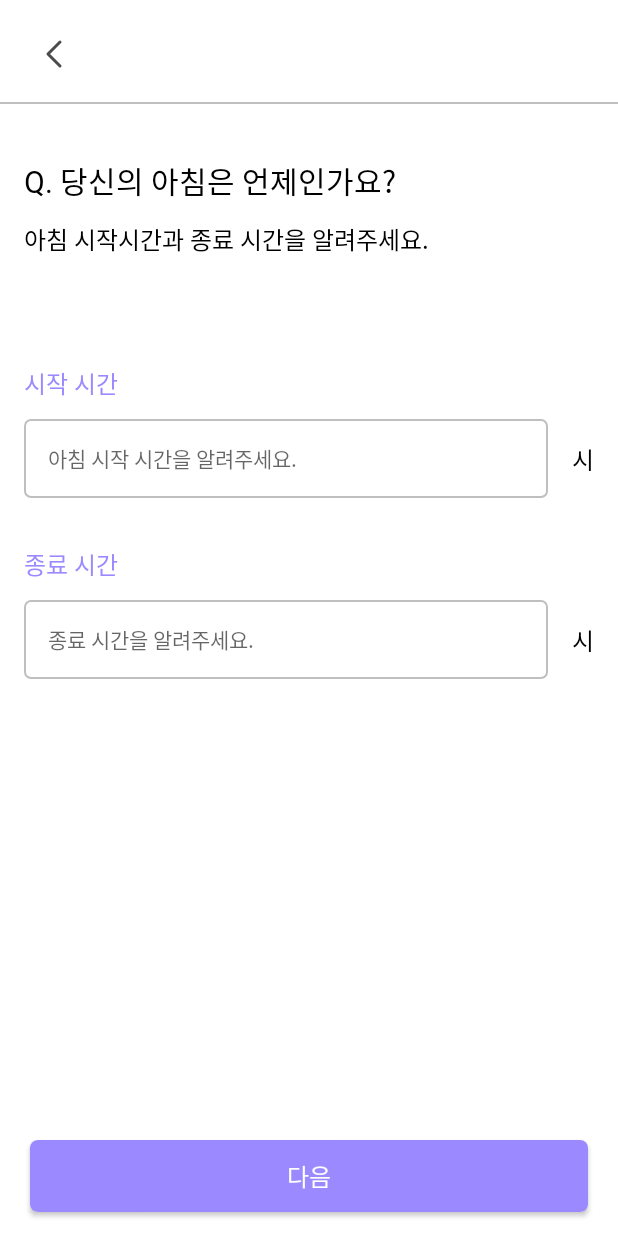
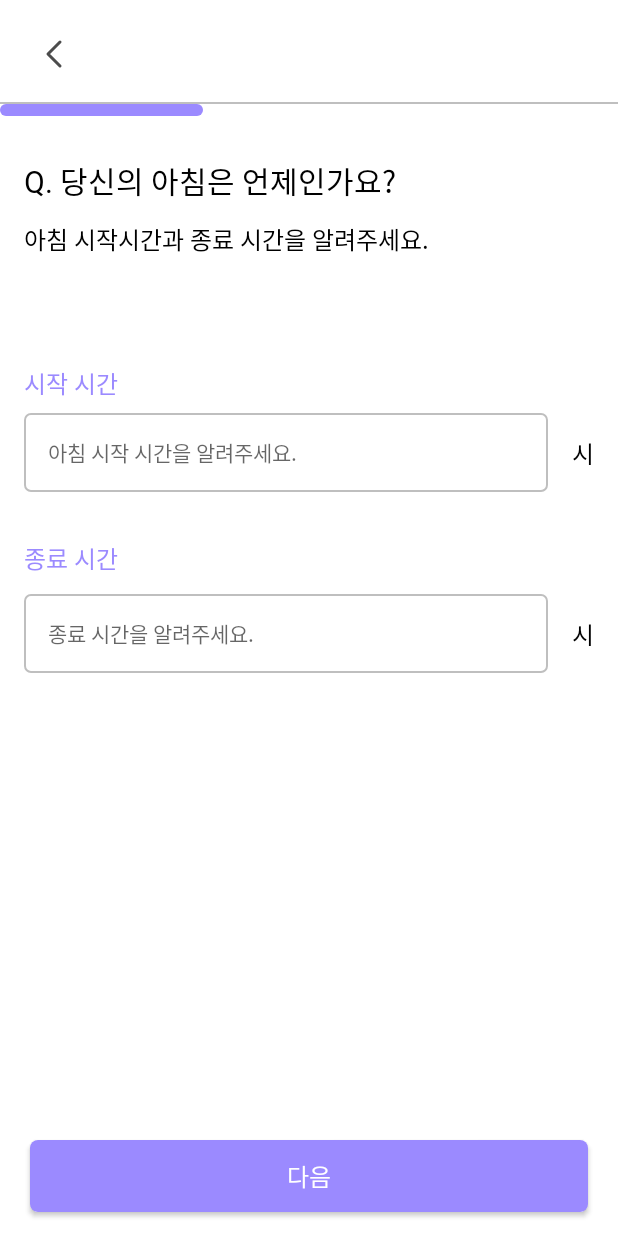
Before and after one commit to do-sopkathon-android-2/android-2-client, an Android app: the layout activity_time_setting.xml on its own in the app's theme, with its tools: preview values and no code run, on a phone screen of 412 x 824 dp. Run offline under Robolectric (Android 15) with nearby library versions, the phone set to English and light mode, and no system bars.

Commit message:
[feat] : 시간세팅 뷰 기능 구현

```diff
--- a/InTime/app/build.gradle
+++ b/InTime/app/build.gradle
@@ -2,7 +2,7 @@ plugins {
     id 'com.android.application'
     id 'org.jetbrains.kotlin.android'
     id 'kotlin-parcelize'
-    id 'org.jetbrains.kotlin.plugin.serialization' version '1.9.20-RC'
+    id 'org.jetbrains.kotlin.plugin.serialization' version "1.8.22"
 }
 
 android {
--- a/InTime/app/src/main/AndroidManifest.xml
+++ b/InTime/app/src/main/AndroidManifest.xml
@@ -14,7 +14,9 @@
         android:supportsRtl="true"
         android:theme="@style/Theme.InTime"
         tools:targetApi="31">
-
+        <activity
+            android:name=".ui.timeSetting.TimeSettingActivity"
+            android:exported="true" />
         <activity
             android:name=".ui.onboarding.OnboardingActivity"
             android:exported="false" />
--- /dev/null
+++ b/InTime/app/src/main/java/com/sopt/intime/ui/timeSetting/model/ButtonState.kt
@@ -0,0 +1,5 @@
+package com.sopt.intime.ui.timeSetting.model
+
+enum class ButtonState {
+    NEXT, PREVIOUS
+}
--- /dev/null
+++ b/InTime/app/src/main/java/com/sopt/intime/ui/timeSetting/model/InputMode.kt
@@ -0,0 +1,5 @@
+package com.sopt.intime.ui.timeSetting.model
+
+enum class InputMode {
+    START_TIME, END_TIME, IDLE
+}
--- a/InTime/app/src/main/res/layout/activity_time_setting.xml
+++ b/InTime/app/src/main/res/layout/activity_time_setting.xml
@@ -1,7 +1,17 @@
 <?xml version="1.0" encoding="utf-8"?>
-<androidx.constraintlayout.widget.ConstraintLayout xmlns:android="http://schemas.android.com/apk/res/android"
+<layout xmlns:android="http://schemas.android.com/apk/res/android"
     xmlns:app="http://schemas.android.com/apk/res-auto"
-    xmlns:tools="http://schemas.android.com/tools"
+    xmlns:tools="http://schemas.android.com/tools">
+
+    <data>
+
+        <variable
+            name="vm"
+            type="com.sopt.intime.ui.timeSetting.TimeSettingViewModel" />
+
+    </data>
+
+    <androidx.constraintlayout.widget.ConstraintLayout
         android:layout_width="match_parent"
         android:layout_height="match_parent"
         tools:context=".ui.timeSetting.TimeSettingActivity">
@@ -25,17 +35,30 @@
             android:background="@color/gray_200_BFBFBF"
             app:layout_constraintTop_toBottomOf="@+id/iv_time_setting_back_button" />
 
+        <com.google.android.material.progressindicator.LinearProgressIndicator
+            android:id="@+id/lpi_time_setting"
+            android:layout_width="0dp"
+            android:layout_height="wrap_content"
+            app:indicatorColor="@color/purple_9B8AFF"
+            app:layout_constraintEnd_toEndOf="parent"
+            app:layout_constraintStart_toStartOf="parent"
+            app:layout_constraintTop_toBottomOf="@+id/view_time_setting"
+            app:trackColor="@color/transparent_00000000"
+            app:trackCornerRadius="5dp"
+            app:trackThickness="8dp"
+            tools:progress="33" />
+
         <TextView
             android:id="@+id/tv_time_setting_title_question"
             android:layout_width="wrap_content"
             android:layout_height="wrap_content"
             android:layout_marginStart="16dp"
-        android:layout_marginTop="36dp"
+            android:layout_marginTop="28dp"
             android:text="@string/tv_time_setting_title_question"
             android:textAppearance="@style/title_sb20"
             android:textColor="@color/black_000000"
             app:layout_constraintStart_toStartOf="parent"
-        app:layout_constraintTop_toBottomOf="@+id/view_time_setting" />
+            app:layout_constraintTop_toBottomOf="@+id/lpi_time_setting" />
 
         <TextView
             android:id="@+id/tv_time_setting_title_answer"
@@ -64,14 +87,16 @@
             android:layout_width="0dp"
             android:layout_height="wrap_content"
             android:layout_marginStart="16dp"
-        android:layout_marginTop="12dp"
+            android:layout_marginTop="8dp"
             android:layout_marginEnd="16dp"
             android:background="@drawable/bg_rectangle_radius_4dp"
             android:hint="@string/tv_time_setting_time_input_start"
             android:padding="16dp"
+            android:text="@{vm.startTime}"
             android:textAppearance="@style/body_r14"
             android:textColor="@color/gray_400_7E7E7E"
             app:layout_constraintEnd_toStartOf="@+id/tv_time_setting_hour_start"
+            app:layout_constraintHorizontal_bias="0.0"
             app:layout_constraintStart_toStartOf="parent"
             app:layout_constraintTop_toBottomOf="@+id/tv_time_setting_time_start" />
 
@@ -108,6 +133,7 @@
             android:background="@drawable/bg_rectangle_radius_4dp"
             android:hint="@string/tv_time_setting_time_input_end"
             android:padding="16dp"
+            android:text="@{vm.endTime}"
             android:textAppearance="@style/body_r14"
             android:textColor="@color/gray_400_7E7E7E"
             app:layout_constraintEnd_toStartOf="@+id/tv_time_setting_hour_end"
@@ -127,6 +153,7 @@
             app:layout_constraintEnd_toEndOf="parent"
             app:layout_constraintTop_toTopOf="@+id/tv_time_setting_time_input_end" />
 
+
         <androidx.appcompat.widget.AppCompatButton
             android:id="@+id/btn_time_setting_next"
             android:layout_width="0dp"
@@ -142,4 +169,7 @@
             app:layout_constraintBottom_toBottomOf="parent"
             app:layout_constraintEnd_toEndOf="parent"
             app:layout_constraintStart_toStartOf="parent" />
+
+
     </androidx.constraintlayout.widget.ConstraintLayout>
+</layout>
--- a/InTime/app/src/main/res/values/colors.xml
+++ b/InTime/app/src/main/res/values/colors.xml
@@ -17,5 +17,6 @@
     <color name="gray_200_BFBFBF">#BFBFBF</color>
     <color name="white_FFFFFF">#FFFFFF</color>
     <color name="translucent_40000000">#40000000</color>
+    <color name="transparent_00000000">#00000000</color>
 
 </resources>
--- a/InTime/app/src/main/res/values/strings.xml
+++ b/InTime/app/src/main/res/values/strings.xml
@@ -8,4 +8,9 @@
     <string name="tv_time_setting_time_end">종료 시간</string>
     <string name="tv_time_setting_time_input_end">종료 시간을 알려주세요.</string>
     <string name="btn_time_setting_next">다음</string>
+    <string name="btn_time_setting_save">선택</string>
+    <string name="np_time_setting_format">%d시</string>
+    <!-- TODO: Remove or change this placeholder text -->
+    <string name="hello_blank_fragment">Hello blank fragment</string>
+
 </resources>
--- a/InTime/app/src/main/res/values/themes.xml
+++ b/InTime/app/src/main/res/values/themes.xml
@@ -1,6 +1,6 @@
 <resources xmlns:tools="http://schemas.android.com/tools">
     <!-- Base application theme. -->
-    <style name="Theme.InTime" parent="Theme.MaterialComponents.DayNight.DarkActionBar">
+    <style name="Theme.InTime" parent="Theme.MaterialComponents.DayNight.NoActionBar">
         <!-- Primary brand color. -->
         <item name="colorPrimary">@color/purple_500</item>
         <item name="colorPrimaryVariant">@color/purple_700</item>
```
Also changed, not shown: InTime/app/src/main/java/com/sopt/intime/ui/home/HomeActivity.kt (+7 -1 lines), InTime/app/src/main/java/com/sopt/intime/ui/timeSetting/TimeInputFragment.kt (added, +72 -0 lines), InTime/app/src/main/java/com/sopt/intime/ui/timeSetting/TimeSettingActivity.kt (+92 -2 lines), InTime/app/src/main/java/com/sopt/intime/ui/timeSetting/TimeSettingViewModel.kt (added, +80 -0 lines), InTime/app/src/main/java/com/sopt/intime/ui/timeSetting/model/ProgressState.kt (added, +14 -0 lines), InTime/app/src/main/res/layout/activity_home.xml (+7 -0 lines), InTime/app/src/main/res/layout/fragment_time_picker.xml (added, +51 -0 lines), InTime/app/src/main/java/com/sopt/intime/ui/onboarding/OnboardingActivity.kt (line endings or trailing spaces). Lines whose indentation alone changed are shown as unchanged.
